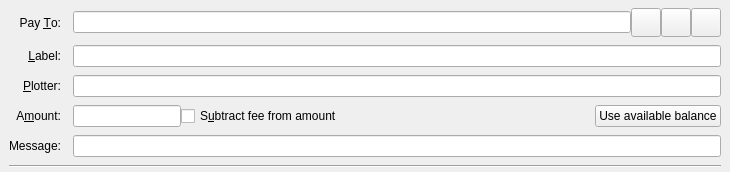
Before: the Qt Designer form src/qt/forms/sendcoinsentry.ui in goomario/btchd, drawn with Qt 5.
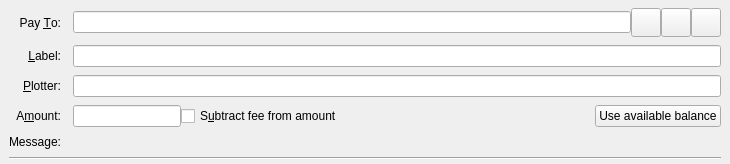
After: the same form once the commit is applied. Icons and pictures are not drawn. Custom widgets are drawn as their Qt base class.

Commit message: add message to transaction for qt-wallet

```diff
--- a/src/qt/forms/sendcoinsentry.ui
+++ b/src/qt/forms/sendcoinsentry.ui
@@ -197,7 +197,7 @@
      </layout>
     </item>
     <item row="4" column="1">
-     <widget class="QValidatedLineEdit" name="messageText">
+     <widget class="QLabel" name="messageTextLabel">
       <property name="toolTip">
        <string>A message that was attached to the btchd: URI which will be stored with the transaction for your reference. Note: This message will sent over the BitcoinHD network.</string>
       </property>
```
Left out of the diff: 2 changed lines with no effect on the pictures. The commit also changes 41 other files.
